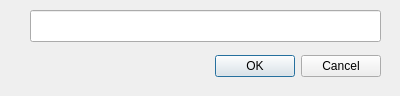
First picture: the form in hwilib/ui/setpassphrasedialog.ui, repository bitcoin-core/HWI, before the edit.
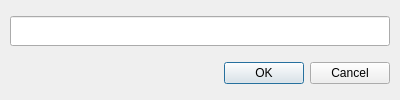
Second picture: the form after the edit.

Diff of the .ui file:
```diff
--- a/hwilib/ui/setpassphrasedialog.ui
+++ b/hwilib/ui/setpassphrasedialog.ui
@@ -7,41 +7,52 @@
     <x>0</x>
     <y>0</y>
     <width>400</width>
-    <height>96</height>
+    <height>100</height>
    </rect>
   </property>
   <property name="windowTitle">
    <string>Dialog</string>
   </property>
-  <widget class="QDialogButtonBox" name="buttonBox">
-   <property name="geometry">
-    <rect>
-     <x>40</x>
-     <y>50</y>
-     <width>341</width>
-     <height>32</height>
-    </rect>
+  <layout class="QVBoxLayout" name="verticalLayout_3">
+   <property name="spacing">
+    <number>10</number>
    </property>
-   <property name="orientation">
-    <enum>Qt::Horizontal</enum>
+   <property name="leftMargin">
+    <number>10</number>
    </property>
-   <property name="standardButtons">
-    <set>QDialogButtonBox::Cancel|QDialogButtonBox::Ok</set>
+   <property name="topMargin">
+    <number>10</number>
    </property>
-  </widget>
-  <widget class="QLineEdit" name="passphrase_lineedit">
-   <property name="geometry">
-    <rect>
-     <x>30</x>
-     <y>10</y>
-     <width>351</width>
-     <height>32</height>
-    </rect>
+   <property name="rightMargin">
+    <number>10</number>
    </property>
-   <property name="clearButtonEnabled">
-    <bool>false</bool>
+   <property name="bottomMargin">
+    <number>10</number>
    </property>
-  </widget>
+   <item>
+    <widget class="QLineEdit" name="passphrase_lineedit">
+     <property name="minimumSize">
+      <size>
+       <width>0</width>
+       <height>30</height>
+      </size>
+     </property>
+     <property name="clearButtonEnabled">
+      <bool>false</bool>
+     </property>
+    </widget>
+   </item>
+   <item>
+    <widget class="QDialogButtonBox" name="buttonBox">
+     <property name="orientation">
+      <enum>Qt::Horizontal</enum>
+     </property>
+     <property name="standardButtons">
+      <set>QDialogButtonBox::Cancel|QDialogButtonBox::Ok</set>
+     </property>
+    </widget>
+   </item>
+  </layout>
  </widget>
  <resources/>
  <connections>
```
